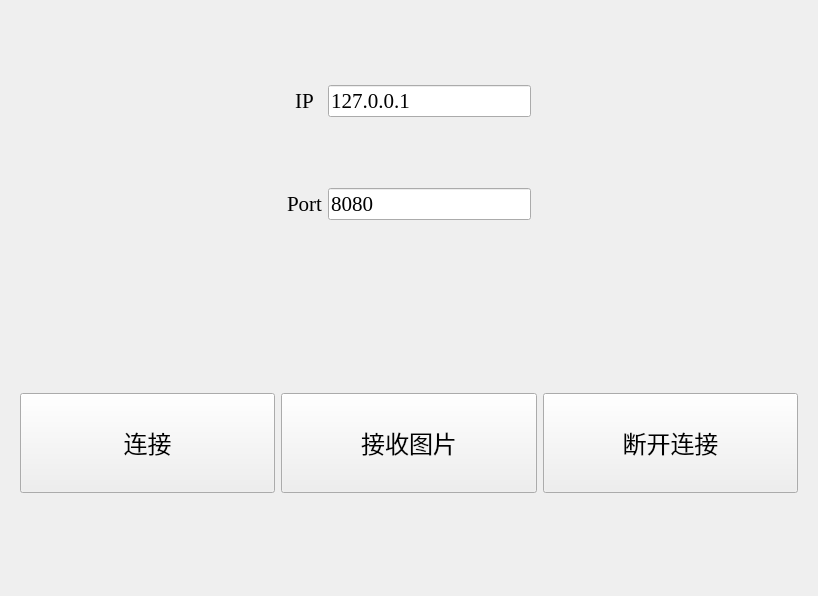
Before: the Qt Designer form widget.ui in DavidingPlus/graphics-display-terminal, drawn with Qt 5.
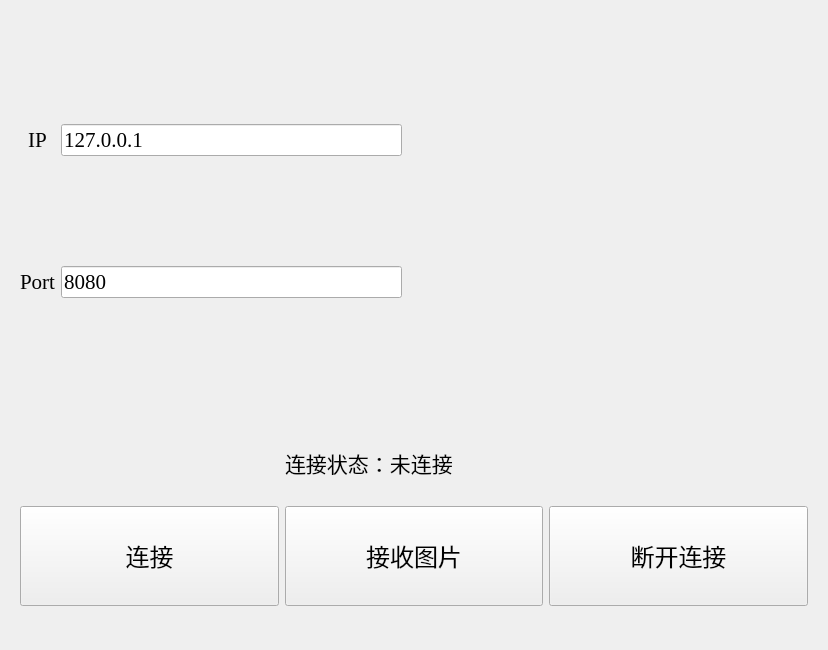
After: the same form once the commit is applied.

Commit message: add function draw pic

```diff
--- a/widget.ui
+++ b/widget.ui
@@ -6,47 +6,114 @@
    <rect>
     <x>0</x>
     <y>0</y>
-    <width>818</width>
-    <height>596</height>
+    <width>826</width>
+    <height>650</height>
    </rect>
   </property>
   <property name="windowTitle">
    <string>Widget</string>
   </property>
-  <layout class="QGridLayout" name="gridLayout_3">
-   <item row="0" column="2">
-    <spacer name="horizontalSpacer_2">
-     <property name="orientation">
-      <enum>Qt::Horizontal</enum>
-     </property>
-     <property name="sizeHint" stdset="0">
-      <size>
-       <width>40</width>
-       <height>20</height>
-      </size>
-     </property>
-    </spacer>
-   </item>
+  <layout class="QGridLayout" name="gridLayout_4">
    <item row="0" column="0">
-    <spacer name="horizontalSpacer">
-     <property name="orientation">
-      <enum>Qt::Horizontal</enum>
-     </property>
-     <property name="sizeType">
-      <enum>QSizePolicy::Expanding</enum>
-     </property>
-     <property name="sizeHint" stdset="0">
-      <size>
-       <width>40</width>
-       <height>20</height>
-      </size>
-     </property>
-    </spacer>
+    <layout class="QGridLayout" name="gridLayout_3">
+     <item row="0" column="0">
+      <widget class="QWidget" name="widget" native="true">
+       <property name="minimumSize">
+        <size>
+         <width>400</width>
+         <height>0</height>
+        </size>
+       </property>
+       <property name="maximumSize">
+        <size>
+         <width>16777215</width>
+         <height>16777215</height>
+        </size>
+       </property>
+       <property name="layoutDirection">
+        <enum>Qt::LeftToRight</enum>
+       </property>
+       <layout class="QGridLayout" name="gridLayout">
+        <item row="1" column="0">
+         <widget class="QLabel" name="portLabel">
+          <property name="font">
+           <font>
+            <family>Times New Roman</family>
+            <pointsize>16</pointsize>
+           </font>
+          </property>
+          <property name="text">
+           <string>Port</string>
+          </property>
+          <property name="alignment">
+           <set>Qt::AlignCenter</set>
+          </property>
+         </widget>
+        </item>
+        <item row="0" column="0">
+         <widget class="QLabel" name="IPLabel">
+          <property name="font">
+           <font>
+            <family>Times New Roman</family>
+            <pointsize>16</pointsize>
+           </font>
+          </property>
+          <property name="text">
+           <string>IP</string>
+          </property>
+          <property name="alignment">
+           <set>Qt::AlignCenter</set>
+          </property>
+         </widget>
+        </item>
+        <item row="1" column="1">
+         <widget class="QLineEdit" name="portEdit">
+          <property name="font">
+           <font>
+            <family>Times New Roman</family>
+            <pointsize>16</pointsize>
+           </font>
+          </property>
+          <property name="text">
+           <string>8080</string>
+          </property>
+         </widget>
+        </item>
+        <item row="0" column="1">
+         <widget class="QLineEdit" name="IPEdit">
+          <property name="font">
+           <font>
+            <family>Times New Roman</family>
+            <pointsize>16</pointsize>
+           </font>
+          </property>
+          <property name="text">
+           <string>127.0.0.1</string>
+          </property>
+         </widget>
+        </item>
+       </layout>
+      </widget>
+     </item>
+     <item row="0" column="1">
+      <widget class="QLabel" name="picLabel">
+       <property name="minimumSize">
+        <size>
+         <width>400</width>
+         <height>400</height>
+        </size>
+       </property>
+       <property name="text">
+        <string/>
+       </property>
+      </widget>
+     </item>
+    </layout>
    </item>
-   <item row="1" column="0" colspan="3">
+   <item row="1" column="0">
     <widget class="QWidget" name="widget_2" native="true">
      <layout class="QGridLayout" name="gridLayout_2">
-      <item row="0" column="0">
+      <item row="1" column="0">
        <widget class="QPushButton" name="connectBtn">
         <property name="minimumSize">
          <size>
@@ -65,7 +132,7 @@
         </property>
        </widget>
       </item>
-      <item row="0" column="1">
+      <item row="1" column="1">
        <widget class="QPushButton" name="recvBtn">
         <property name="minimumSize">
          <size>
@@ -84,7 +151,7 @@
         </property>
        </widget>
       </item>
-      <item row="0" column="2">
+      <item row="1" column="2">
        <widget class="QPushButton" name="disconnectBtn">
         <property name="minimumSize">
          <size>
@@ -103,67 +170,22 @@
         </property>
        </widget>
       </item>
-     </layout>
-    </widget>
-   </item>
-   <item row="0" column="1">
-    <widget class="QWidget" name="widget" native="true">
-     <layout class="QGridLayout" name="gridLayout">
-      <item row="1" column="1">
-       <widget class="QLineEdit" name="portEdit">
-        <property name="font">
-         <font>
-          <family>Times New Roman</family>
-          <pointsize>16</pointsize>
-         </font>
-        </property>
-        <property name="text">
-         <string>8080</string>
-        </property>
-       </widget>
-      </item>
-      <item row="0" column="0">
-       <widget class="QLabel" name="IPLabel">
-        <property name="font">
-         <font>
-          <family>Times New Roman</family>
-          <pointsize>16</pointsize>
-         </font>
-        </property>
-        <property name="text">
-         <string>IP</string>
-        </property>
-        <property name="alignment">
-         <set>Qt::AlignCenter</set>
-        </property>
-       </widget>
-      </item>
-      <item row="1" column="0">
-       <widget class="QLabel" name="portLabel">
-        <property name="font">
-         <font>
-          <family>Times New Roman</family>
-          <pointsize>16</pointsize>
-         </font>
-        </property>
-        <property name="text">
-         <string>Port</string>
-        </property>
-        <property name="alignment">
-         <set>Qt::AlignCenter</set>
-        </property>
-       </widget>
-      </item>
       <item row="0" column="1">
-       <widget class="QLineEdit" name="IPEdit">
+       <widget class="QLabel" name="isConnectedLabel">
+        <property name="maximumSize">
+         <size>
+          <width>16777215</width>
+          <height>30</height>
+         </size>
+        </property>
         <property name="font">
          <font>
-          <family>Times New Roman</family>
+          <family>楷体</family>
           <pointsize>16</pointsize>
          </font>
         </property>
         <property name="text">
-         <string>127.0.0.1</string>
+         <string>连接状态：未连接</string>
         </property>
        </widget>
       </item>
```
The commit also changes 2 other files.
